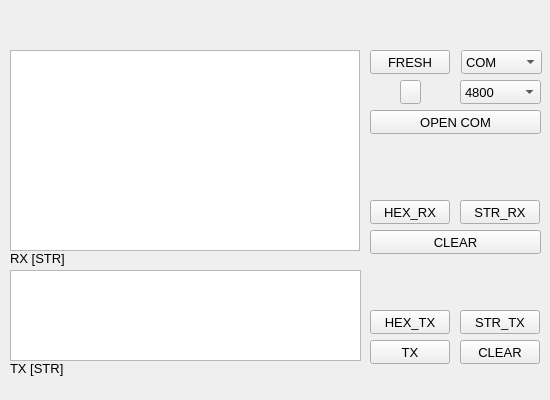
Above: widget.ui from odddouglas/SerialPortAssistant before the change. Below: the same form after it.
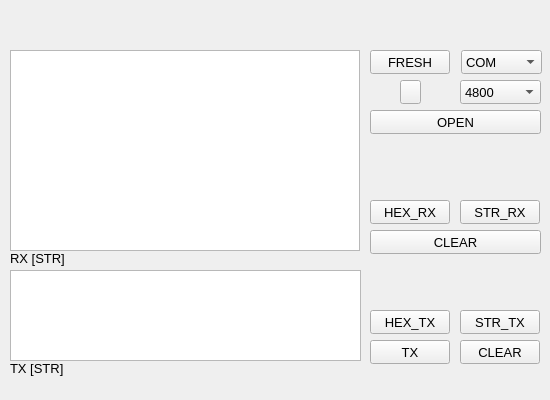
That is the form after the change.

What changed in the file:
```diff
--- a/widget.ui
+++ b/widget.ui
@@ -75,7 +75,7 @@
     </rect>
    </property>
    <property name="text">
-    <string>OPEN COM</string>
+    <string>OPEN</string>
    </property>
   </widget>
   <widget class="QPushButton" name="pushButton_led">
```
